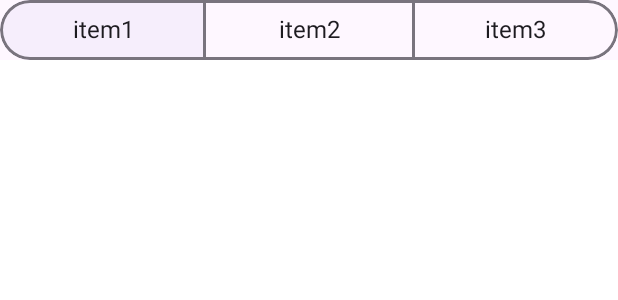
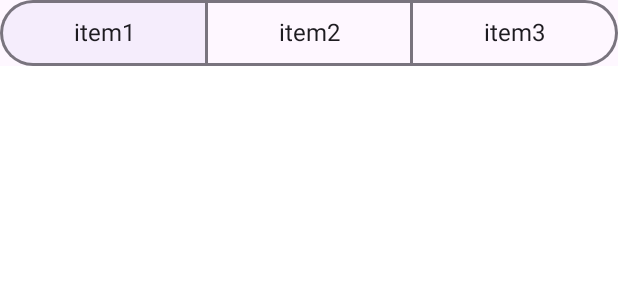
Before and after one commit to nikitakrapo/Monkey-Business, an Android app built with Jetpack Compose: the @Preview function SegmentedSwitch_Preview3, on a phone screen of 412 x 824 dp. Shown: the top 300 px of the screen. Run offline under Robolectric (Android 15) with nearby library versions, the phone set to English and light mode, and no system bars.

Commit message:
Simplified SegmentedSwitch.kt borders

```diff
--- a/design/src/main/java/com/nikitakrapo/monkeybusiness/design/components/SegmentedSwitch.kt
+++ b/design/src/main/java/com/nikitakrapo/monkeybusiness/design/components/SegmentedSwitch.kt
@@ -2,12 +2,14 @@ package com.nikitakrapo.monkeybusiness.design.components
 
 import androidx.compose.animation.core.animateFloatAsState
 import androidx.compose.foundation.background
-import androidx.compose.foundation.border
 import androidx.compose.foundation.clickable
 import androidx.compose.foundation.layout.Arrangement
 import androidx.compose.foundation.layout.Row
+import androidx.compose.foundation.layout.Spacer
 import androidx.compose.foundation.layout.heightIn
+import androidx.compose.foundation.layout.padding
 import androidx.compose.foundation.layout.size
+import androidx.compose.foundation.layout.width
 import androidx.compose.foundation.shape.CircleShape
 import androidx.compose.foundation.shape.CornerSize
 import androidx.compose.material3.MaterialTheme
@@ -22,11 +24,9 @@ import androidx.compose.ui.Alignment
 import androidx.compose.ui.Modifier
 import androidx.compose.ui.draw.clip
 import androidx.compose.ui.graphics.Color
+import androidx.compose.ui.graphics.compositeOver
 import androidx.compose.ui.tooling.preview.Preview
-import androidx.compose.ui.unit.Dp
 import androidx.compose.ui.unit.dp
-import com.nikitakrapo.monkeybusiness.design.BorderSegment
-import com.nikitakrapo.monkeybusiness.design.segmentedBorder
 import com.nikitakrapo.monkeybusiness.design.theme.MonkeyTheme
 
 private val minItemHeight = 40.dp
@@ -39,12 +39,19 @@ fun SegmentedSwitch(
     require(items.size >= 2) { "There should be >= 2 items in switch" }
 
     val itemWeight = remember(items) { 1f / items.size }
+    val itemsPadding = remember { 2.dp }
 
     Row(
-        modifier = modifier,
-        horizontalArrangement = Arrangement.Center,
+        modifier = modifier
+            .clip(CircleShape)
+            .background(MaterialTheme.colorScheme.outline)
+            .padding(itemsPadding),
+        horizontalArrangement = Arrangement.Center
     ) {
         items.forEachIndexed { index, segmentedSwitchItem ->
+            if (index != 0) {
+                Spacer(modifier = Modifier.width(itemsPadding))
+            }
             val alpha by animateFloatAsState(
                 targetValue = if (segmentedSwitchItem.isSelected) 0.4f else 0f
             )
@@ -59,8 +66,9 @@ fun SegmentedSwitch(
                     .background(
                         color = if (segmentedSwitchItem.isSelected) {
                             MaterialTheme.colorScheme.secondaryContainer.copy(alpha = alpha)
+                                .compositeOver(MaterialTheme.colorScheme.surface)
                         } else {
-                            Color.Transparent
+                            MaterialTheme.colorScheme.surface
                         }
                     )
                     .clickable { segmentedSwitchItem.onSelect() },
@@ -75,8 +83,6 @@ fun SegmentedSwitch(
 
 @Composable
 internal fun Modifier.segmentItem(
-    strokeWidth: Dp = 2.dp,
-    strokeColor: Color = MaterialTheme.colorScheme.outline,
     itemIndex: Int,
     lastIndex: Int
 ): Modifier {
@@ -86,20 +92,16 @@ internal fun Modifier.segmentItem(
                 topEnd = CornerSize(0),
                 bottomEnd = CornerSize(0)
             )
-            clip(shape).border(width = strokeWidth, color = strokeColor, shape = shape)
+            clip(shape)
         }
         lastIndex -> {
             val shape = CircleShape.copy(
                 topStart = CornerSize(0),
                 bottomStart = CornerSize(0)
             )
-            clip(shape).border(width = strokeWidth, color = strokeColor, shape = shape)
+            clip(shape)
         }
-        else -> segmentedBorder(
-            strokeWidth = strokeWidth,
-            color = strokeColor,
-            segments = setOf(BorderSegment.Top, BorderSegment.Bottom),
-        )
+        else -> this
     }
 }
 
```
